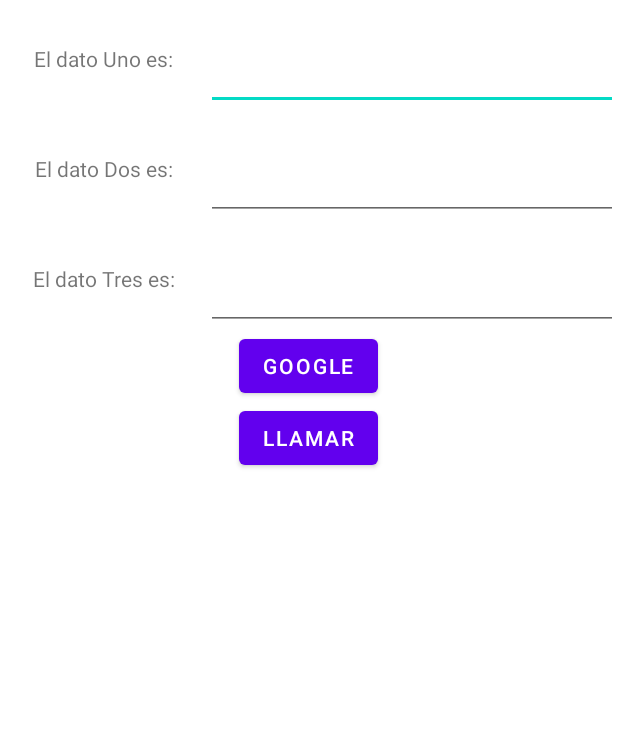
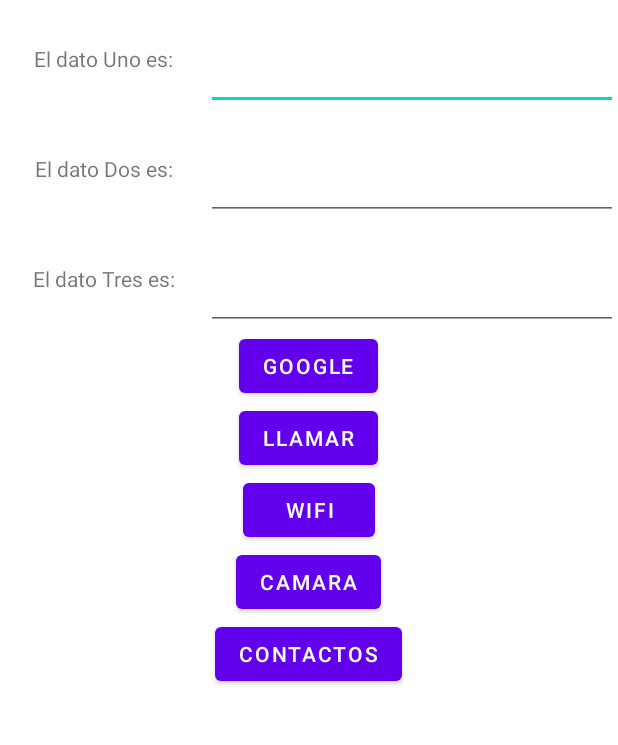
Before and after one commit to JuanesArango5647896/DispositivosMoviles, an Android app: the MainActivity2 screen opened directly, with no data from a screen before it, on a phone screen of 412 x 824 dp, the part 125-870 px from its top. Run offline under Robolectric (Android 15) with nearby library versions, the phone set to English and light mode, and no system bars.

Commit message:
Final de la actividad

```diff
--- a/MiAplicacion/app/src/main/AndroidManifest.xml
+++ b/MiAplicacion/app/src/main/AndroidManifest.xml
@@ -2,6 +2,8 @@
 <manifest xmlns:android="http://schemas.android.com/apk/res/android"
     xmlns:tools="http://schemas.android.com/tools">
     <uses-permission android:name="android.permission.CALL_PHONE"/>
+    <uses-feature android:name="android.hardware.camera"
+        android:required="true"/>
 
     <application
         android:allowBackup="true"
--- a/MiAplicacion/app/src/main/java/com/juanes/miaplicacion/MainActivity2.java
+++ b/MiAplicacion/app/src/main/java/com/juanes/miaplicacion/MainActivity2.java
@@ -5,6 +5,9 @@ import androidx.appcompat.app.AppCompatActivity;
 import android.content.Intent;
 import android.net.Uri;
 import android.os.Bundle;
+import android.provider.ContactsContract;
+import android.provider.MediaStore;
+import android.provider.Settings;
 import android.view.View;
 import android.widget.Button;
 import android.widget.TextView;
@@ -14,7 +17,7 @@ public class MainActivity2 extends AppCompatActivity {
     TextView dato1;
     TextView dato2;
     TextView dato3;
-    Button AbrirGoogle, Llamada;
+    Button AbrirGoogle, Llamada, wifi, Camara, Contacto;
     String phoneNumber = "3022909793";
 
     @Override
@@ -38,6 +41,21 @@ public class MainActivity2 extends AppCompatActivity {
             public void onClick(View view) {
                 llamada(view);
             }
+        });
+        wifi = findViewById(R.id.Wifi);
+        wifi.setOnClickListener(new View.OnClickListener() {
+            @Override
+            public void onClick(View view) { openWifiSettings(); }
+        });
+        Camara = findViewById(R.id.Camara);
+        Camara.setOnClickListener(new View.OnClickListener() {
+            @Override
+            public void onClick(View view) { gotoCamara(); }
+        });
+        Contacto = findViewById(R.id.Contacto);
+        Contacto.setOnClickListener(new View.OnClickListener() {
+            @Override
+            public void onClick(View view) { gotoContactos(); }
         });
 
         //Obtengo el de lo recibido el dato(un String que se envio)
@@ -66,4 +84,24 @@ public class MainActivity2 extends AppCompatActivity {
             startActivity(llamar);
         }
     }
+
+    public void openWifiSettings(){
+        Intent verConfiguracion = new Intent(Settings.ACTION_WIFI_SETTINGS);
+        if(verConfiguracion.resolveActivity(getPackageManager())!=null){
+            startActivity(verConfiguracion);
+        }
+    }
+
+    public void gotoCamara(){
+        Intent verCamara = new Intent(MediaStore.ACTION_IMAGE_CAPTURE);
+        if(verCamara.resolveActivity(getPackageManager())!=null){
+            startActivityForResult(verCamara, 1);
+        }
+    }
+
+    public void gotoContactos(){
+        Intent verContactos = new Intent(Intent.ACTION_PICK);
+        verContactos.setType(ContactsContract.CommonDataKinds.Phone.CONTENT_TYPE);
+        startActivityForResult(verContactos, 1);
+    }
 }
--- a/MiAplicacion/app/src/main/res/layout/activity_main2.xml
+++ b/MiAplicacion/app/src/main/res/layout/activity_main2.xml
@@ -119,4 +119,49 @@
         </Button>
 
     </LinearLayout>
+
+    <LinearLayout
+        android:layout_width="match_parent"
+        android:layout_height="wrap_content"
+        android:gravity="center" >
+
+        <Button
+            android:id="@+id/Wifi"
+            android:layout_width="wrap_content"
+            android:layout_height="wrap_content"
+            android:text="@string/wifi">
+
+        </Button>
+
+    </LinearLayout>
+
+    <LinearLayout
+        android:layout_width="match_parent"
+        android:layout_height="wrap_content"
+        android:gravity="center" >
+
+        <Button
+            android:id="@+id/Camara"
+            android:layout_width="wrap_content"
+            android:layout_height="wrap_content"
+            android:text="@string/camara">
+
+        </Button>
+
+    </LinearLayout>
+
+    <LinearLayout
+        android:layout_width="match_parent"
+        android:layout_height="wrap_content"
+        android:gravity="center" >
+
+        <Button
+            android:id="@+id/Contacto"
+            android:layout_width="wrap_content"
+            android:layout_height="wrap_content"
+            android:text="@string/contactos">
+
+        </Button>
+
+    </LinearLayout>
 </LinearLayout>
--- a/MiAplicacion/app/src/main/res/values/strings.xml
+++ b/MiAplicacion/app/src/main/res/values/strings.xml
@@ -10,4 +10,7 @@
     <string name="Boton">Boton </string>
     <string name="abrirGoogle">Google </string>
     <string name="llamada">Llamar </string>
+    <string name="wifi">Wifi </string>
+    <string name="camara">Camara </string>
+    <string name="contactos">Contactos </string>
 </resources>
```
